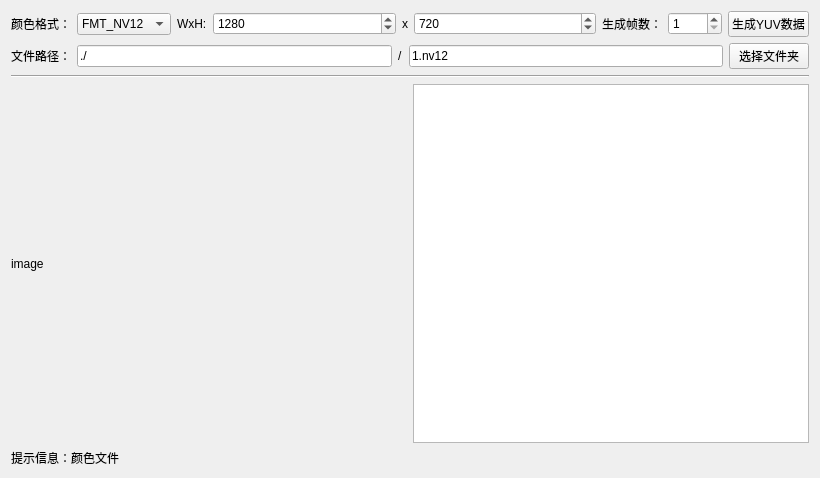
This is createcolorform.ui in ZhengPengqiao/AssistantTool as Qt 5 draws it before an edit. The edited form follows.
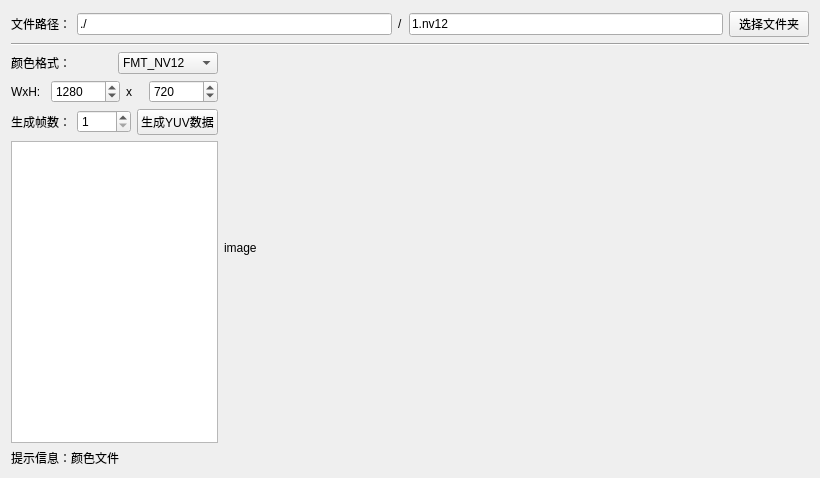
This is the edited form.

Commit message: 修改createcolor布局

Diff of the .ui file:
```diff
--- a/createcolorform.ui
+++ b/createcolorform.ui
@@ -25,7 +25,57 @@
     <layout class="QVBoxLayout" name="verticalLayout"/>
    </item>
    <item row="1" column="0">
-    <layout class="QHBoxLayout" name="horizontalLayout" stretch="0,0,0,1,0,1,0,0,0">
+    <widget class="Line" name="line">
+     <property name="orientation">
+      <enum>Qt::Horizontal</enum>
+     </property>
+    </widget>
+   </item>
+   <item row="0" column="0">
+    <layout class="QHBoxLayout" name="horizontalLayout_2">
+     <item>
+      <widget class="QLabel" name="label_4">
+       <property name="text">
+        <string>文件路径：</string>
+       </property>
+      </widget>
+     </item>
+     <item>
+      <widget class="QLineEdit" name="lineEdit_folderName">
+       <property name="text">
+        <string>./</string>
+       </property>
+      </widget>
+     </item>
+     <item>
+      <widget class="QLabel" name="label_7">
+       <property name="text">
+        <string>/</string>
+       </property>
+      </widget>
+     </item>
+     <item>
+      <widget class="QLineEdit" name="lineEdit_fileName">
+       <property name="text">
+        <string>1.nv12</string>
+       </property>
+      </widget>
+     </item>
+     <item>
+      <widget class="QPushButton" name="pushButton_folderSelect">
+       <property name="text">
+        <string>选择文件夹</string>
+       </property>
+      </widget>
+     </item>
+    </layout>
+   </item>
+   <item row="2" column="0">
+    <layout class="QHBoxLayout" name="horizontalLayout_3" stretch="2,6">
+     <item>
+      <layout class="QVBoxLayout" name="verticalLayout_2">
+       <item>
+        <layout class="QHBoxLayout" name="horizontalLayout_4">
      <item>
       <widget class="QLabel" name="label">
        <property name="text">
@@ -52,6 +102,10 @@
        </item>
       </widget>
      </item>
+        </layout>
+       </item>
+       <item>
+        <layout class="QHBoxLayout" name="horizontalLayout_5" stretch="2,4,1,4">
      <item>
       <widget class="QLabel" name="label_2">
        <property name="text">
@@ -86,6 +140,10 @@
        </property>
       </widget>
      </item>
+        </layout>
+       </item>
+       <item>
+        <layout class="QHBoxLayout" name="horizontalLayout_6">
      <item>
       <widget class="QLabel" name="label_5">
        <property name="text">
@@ -115,65 +173,19 @@
      </item>
     </layout>
    </item>
-   <item row="3" column="0">
-    <widget class="Line" name="line">
-     <property name="orientation">
-      <enum>Qt::Horizontal</enum>
-     </property>
-    </widget>
-   </item>
-   <item row="2" column="0">
-    <layout class="QHBoxLayout" name="horizontalLayout_2">
-     <item>
-      <widget class="QLabel" name="label_4">
-       <property name="text">
-        <string>文件路径：</string>
-       </property>
-      </widget>
-     </item>
-     <item>
-      <widget class="QLineEdit" name="lineEdit_folderName">
-       <property name="text">
-        <string>./</string>
-       </property>
-      </widget>
-     </item>
-     <item>
-      <widget class="QLabel" name="label_7">
-       <property name="text">
-        <string>/</string>
-       </property>
-      </widget>
-     </item>
-     <item>
-      <widget class="QLineEdit" name="lineEdit_fileName">
-       <property name="text">
-        <string>1.nv12</string>
-       </property>
-      </widget>
-     </item>
-     <item>
-      <widget class="QPushButton" name="pushButton_folderSelect">
-       <property name="text">
-        <string>选择文件夹</string>
-       </property>
-      </widget>
-     </item>
-    </layout>
-   </item>
-   <item row="4" column="0">
-    <layout class="QHBoxLayout" name="horizontalLayout_3" stretch="2,2">
-     <item>
-      <widget class="QLabel" name="label_6">
-       <property name="text">
-        <string>image</string>
-       </property>
-      </widget>
-     </item>
      <item>
       <widget class="QTextEdit" name="textEdit_showMess">
        <property name="readOnly">
         <bool>true</bool>
+         </property>
+        </widget>
+       </item>
+      </layout>
+     </item>
+     <item>
+      <widget class="QLabel" name="label_6">
+       <property name="text">
+        <string>image</string>
        </property>
       </widget>
      </item>
```
Left out of the diff: 5 changed lines with no effect on the pictures. Lines whose indentation alone changed are shown as unchanged. The commit also changes 1 other file.
